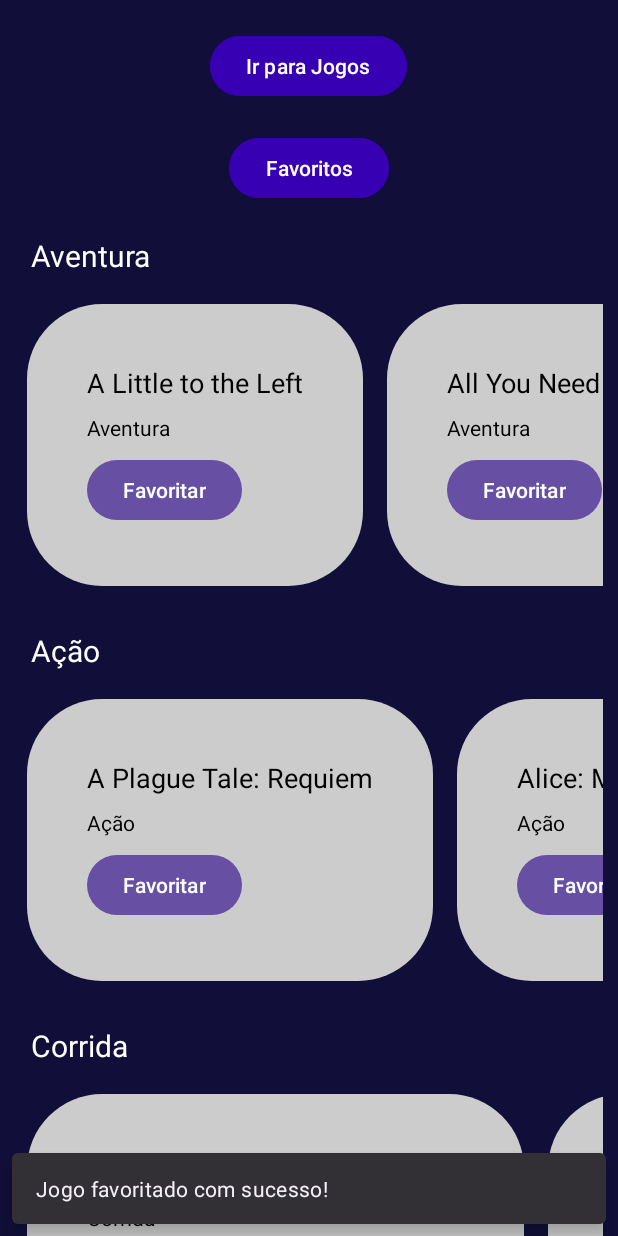
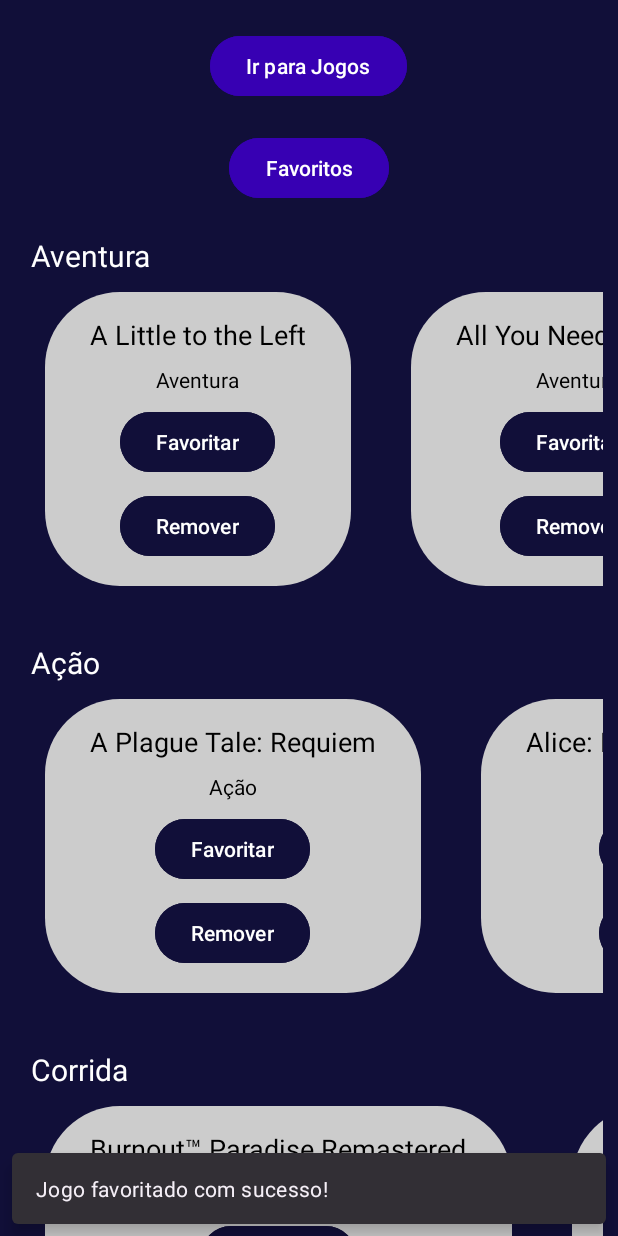
Before and after one commit to vinicius-yudi/ProjetoAndroid, an Android app: the TelaPrincipal screen opened directly, with no data from a screen before it, after a tap on "Favoritar", on a phone screen of 412 x 824 dp. Run offline under Robolectric (Android 15) with nearby library versions, the phone set to English and light mode, and no system bars; 2 other taps on this screen came first.

Commit message:
Animação arrumada
👍

```diff
--- a/app/src/main/java/com/yudi/projetoandroid/BancodeDados.kt
+++ b/app/src/main/java/com/yudi/projetoandroid/BancodeDados.kt
@@ -480,6 +480,12 @@ override fun onCreate(db: SQLiteDatabase) {
         return db.rawQuery(query, arrayOf(userId.toString()))
     }
 
+    fun obterFav(userId: Int): Cursor {
+        val db = this.readableDatabase
+        val query = "SELECT Jogo.Nome FROM Favorita INNER JOIN Jogo ON Favorita.fk_Jogo_Id_Jogo = Jogo.Id_Jogo WHERE Favorita.fk_User_Id_User = ?"
+        return db.rawQuery(query, arrayOf(userId.toString()))
+    }
+
     fun inserirJogo(nome_Jogo: String?, tipo: String?): Long{
         val db = this.writableDatabase
         val jooj = ContentValues()
--- a/app/src/main/java/com/yudi/projetoandroid/CarouselAdapter.kt
+++ b/app/src/main/java/com/yudi/projetoandroid/CarouselAdapter.kt
@@ -8,16 +8,16 @@ import android.widget.TextView
 import androidx.recyclerview.widget.RecyclerView
 
 
-class CarouselAdapter(private val jogos: List<Jogo>, private val onFavoritarClick: (Jogo) -> Unit) : RecyclerView.Adapter<CarouselAdapter.CarouselViewHolder>() {
+class CarouselAdapter(private val jogos: List<Jogo>) : RecyclerView.Adapter<CarouselAdapter.CarouselViewHolder>() {
 
     class CarouselViewHolder(itemView: View) : RecyclerView.ViewHolder(itemView) {
         val gameNameTextView: TextView = itemView.findViewById(R.id.tvGameName)
         val gameTypeTextView: TextView = itemView.findViewById(R.id.tvGameType)
-        val favoriteButton: Button = itemView.findViewById(R.id.btnFavoritar)
+        val favoriteButton: Button = itemView.findViewById(R.id.btnFavorite)
     }
 
     override fun onCreateViewHolder(parent: ViewGroup, viewType: Int): CarouselViewHolder {
-        val view = LayoutInflater.from(parent.context).inflate(R.layout.item_carousel, parent, false)
+        val view = LayoutInflater.from(parent.context).inflate(R.layout.item_game, parent, false)
         return CarouselViewHolder(view)
     }
 
@@ -27,7 +27,17 @@ class CarouselAdapter(private val jogos: List<Jogo>, private val onFavoritarClic
         holder.gameTypeTextView.text = jogo.tipo
 
         holder.favoriteButton.setOnClickListener {
-            onFavoritarClick(jogo)
+            val db = MeuBancoDeDados(holder.itemView.context)
+            val favo = db.obterFav(jogo.idJogo)
+            if ( favo.count == 0 ) {
+                holder.itemView.animate().alpha(0f).setDuration(300).withEndAction {
+                    db.adicionarFavorito(1, jogo.idJogo)
+                    com.google.android.material.snackbar.Snackbar.make(holder.itemView, "Jogo favoritado com sucesso!", com.google.android.material.snackbar.Snackbar.LENGTH_SHORT).show()
+                    holder.itemView.animate().alpha(1f).setDuration(300).start()
+                }.start()
+            } else {
+                com.google.android.material.snackbar.Snackbar.make(holder.itemView, "Jogo já favoritado!", com.google.android.material.snackbar.Snackbar.LENGTH_SHORT).show()
+            }
         }
     }
 
--- a/app/src/main/java/com/yudi/projetoandroid/TelaPrincipal.kt
+++ b/app/src/main/java/com/yudi/projetoandroid/TelaPrincipal.kt
@@ -76,14 +76,7 @@ class TelaPrincipal : AppCompatActivity() {
                 }
             }
 
-            val adapter = CarouselAdapter(jogosDoTipo) { jogo ->
-                val result = db.adicionarFavorito(userId, jogo.idJogo)
-                if (result != -1L) {
-                    Snackbar.make(this@TelaPrincipal.findViewById(android.R.id.content), "Jogo favoritado com sucesso!", Snackbar.LENGTH_SHORT).show()
-                } else {
-                    Snackbar.make(this@TelaPrincipal.findViewById(android.R.id.content), "Jogo já favoritado!!", Snackbar.LENGTH_SHORT).show()
-                }
-            }
+            val adapter = CarouselAdapter(jogosDoTipo)
             recyclerView.adapter = adapter
 
             tiposDeJogosLayout.addView(recyclerView)
--- a/app/src/main/res/layout/item_carousel.xml
+++ /dev/null
@@ -1,31 +0,0 @@
-<LinearLayout xmlns:android="http://schemas.android.com/apk/res/android"
-    android:layout_width="wrap_content"
-    android:layout_height="wrap_content"
-    android:orientation="vertical"
-    android:padding="40dp"
-    android:background="@drawable/rounded_background"
-    android:layout_margin="8dp"
-    >
-
-    <TextView
-        android:id="@+id/tvGameName"
-        android:layout_width="wrap_content"
-        android:layout_height="wrap_content"
-        android:textSize="18sp"
-        android:textColor="@android:color/black" />
-
-    <TextView
-        android:id="@+id/tvGameType"
-        android:layout_width="wrap_content"
-        android:layout_height="wrap_content"
-        android:layout_marginTop="8dp"
-        android:textSize="14sp"
-        android:textColor="@android:color/black" />
-
-    <Button
-        android:id="@+id/btnFavoritar"
-        android:layout_width="wrap_content"
-        android:layout_height="wrap_content"
-        android:text="Favoritar"
-        android:layout_marginTop="8dp" />
-</LinearLayout>
--- a/app/src/main/res/layout/item_game.xml
+++ b/app/src/main/res/layout/item_game.xml
@@ -1,11 +1,13 @@
 <?xml version="1.0" encoding="utf-8"?>
 <LinearLayout xmlns:android="http://schemas.android.com/apk/res/android"
-    android:layout_width="match_parent"
+    android:layout_width="wrap_content"
     android:layout_height="wrap_content"
     android:orientation="vertical"
     android:background="@drawable/rounded_background"
-    android:padding="16dp"
+    android:paddingHorizontal="30dp"
+    android:paddingVertical="16dp"
     android:layout_marginBottom="16dp"
+    android:layout_marginHorizontal="20dp"
     android:backgroundTint="@color/cinza">
 
     <TextView
```
